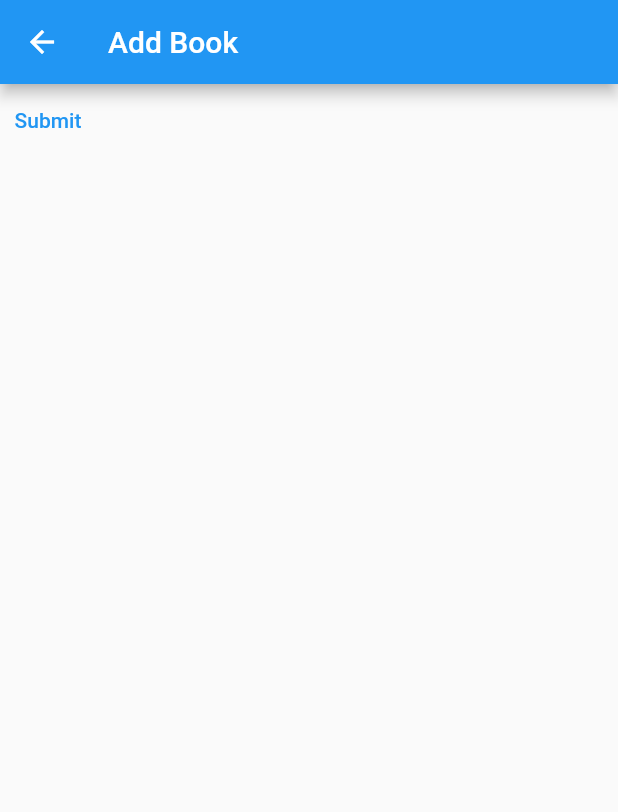
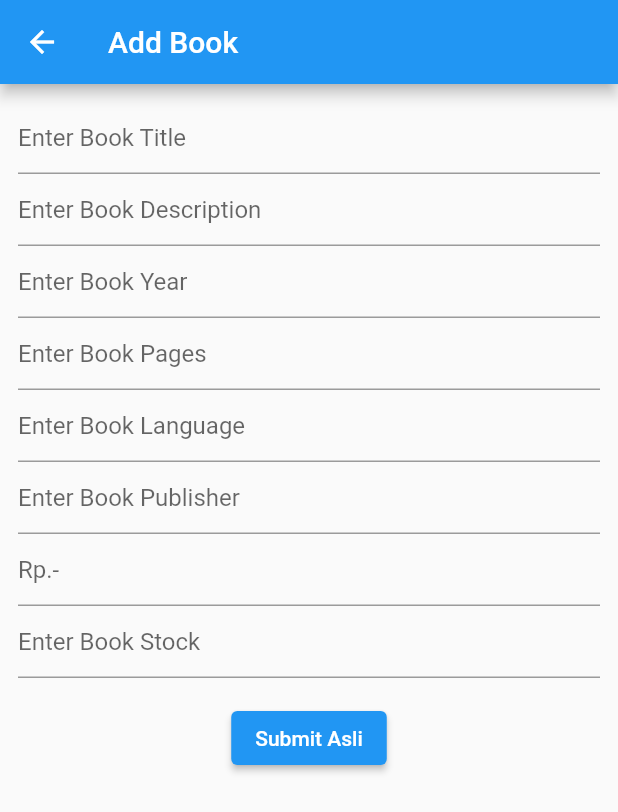
Before and after one commit to DASetya/flutter_api, a Flutter app: the BookFormScreen screen opened by its route, on a phone screen of 412 x 824 dp. Shown: the top 812 px of the screen. Run offline on Flutter 3.47's test engine with Material 2 defaults, Android fonts, the phone set to English and light mode, and no system bars; our stand-ins replace dio, form_field_validator.

Commit message:
Post data with form

```diff
--- /dev/null
+++ b/lib/data/repository/book_repository.dart
@@ -0,0 +1,11 @@
+import 'package:flutter_api/data/api/api_helper.dart';
+import 'package:flutter_api/data/model/book.dart';
+
+class BookRepository{
+  final ApiHelper _apiHelper = ApiHelper.INSTANCE;
+
+  Future<Book> addProduct(Book newBook) async{
+    final response = await _apiHelper.postData('/book', newBook.toMap());
+    return Book.fromMap(response);
+  }
+}
--- a/lib/presentation/book/book_form_screen.dart
+++ b/lib/presentation/book/book_form_screen.dart
@@ -1,19 +1,147 @@
 import 'package:flutter/material.dart';
+import 'package:flutter_api/data/model/book.dart';
+import 'package:flutter_api/data/repository/book_repository.dart';
+import 'package:flutter_api/presentation/book/book_view_model.dart';
+import 'package:flutter_api/widget/text_field_widget.dart';
+import 'package:form_field_validator/form_field_validator.dart';
 
 class BookFormScreen extends StatefulWidget {
-  const BookFormScreen({Key? key}) : super(key: key);
+  BookViewModel bookViewModel = BookViewModel();
 
   @override
   _BookFormScreenState createState() => _BookFormScreenState();
 }
 
 class _BookFormScreenState extends State<BookFormScreen> {
+
+  BookRepository _bookRepository = BookRepository();
+  TextEditingController bookTitle = new TextEditingController();
+  TextEditingController bookDescription = new TextEditingController();
+  TextEditingController bookYear = new TextEditingController();
+  TextEditingController bookPages = new TextEditingController();
+  TextEditingController bookLanguage = new TextEditingController();
+  TextEditingController bookPublisher = new TextEditingController();
+  TextEditingController bookPrice = new TextEditingController();
+  TextEditingController bookStock = new TextEditingController();
+  final GlobalKey<FormState> _formKey = GlobalKey<FormState>();
+
   @override
   Widget build(BuildContext context) {
     return Scaffold(
-      appBar: AppBar(title: Text('Add Book'),),
+      appBar: AppBar(
+        title: Text('Add Book'),
+      ),
       body: Container(
-        child: TextButton(onPressed: (){}, child: Text('Submit'),),
+        child: Column(
+          children: [
+            Padding(
+              padding: const EdgeInsets.all(12.0),
+              child: Form(
+                  key: _formKey,
+                  child: Expanded(
+                    child: Column(
+                      children: [
+                        TextFieldWidget(
+                          con: bookTitle,
+                          hint: 'Enter Book Title',
+                          validate: MultiValidator([
+                            RequiredValidator(errorText: "Please enter title"),
+                          ]),
+                        ),
+                        TextFieldWidget(
+                          con: bookDescription,
+                          hint: 'Enter Book Description',
+                          validate: MultiValidator([
+                            RequiredValidator(errorText: "Please enter description"),
+                          ]),
+                        ),
+                        TextFieldWidget(
+                          con: bookYear,
+                          hint: 'Enter Book Year',
+                          validate: MultiValidator([
+                            RequiredValidator(errorText: "Please enter year"),
+                          ]),
+                        ),
+                        TextFieldWidget(
+                          con: bookPages,
+                          hint: 'Enter Book Pages',
+                          validate: MultiValidator([
+                            RequiredValidator(errorText: "Please enter page"),
+                          ]),
+                        ),
+                        TextFieldWidget(
+                          con: bookLanguage,
+                          hint: 'Enter Book Language',
+                          validate: MultiValidator([
+                            RequiredValidator(errorText: "Please enter language"),
+                          ]),
+                        ),
+                        TextFieldWidget(
+                          con: bookPublisher,
+                          hint: 'Enter Book Publisher',
+                          validate: MultiValidator([
+                            RequiredValidator(errorText: "Please enter publisher"),
+                          ]),
+                        ),
+                        TextFieldWidget(
+                          con: bookPrice,
+                          hint: 'Rp.-',
+                          validate: MultiValidator([
+                            RequiredValidator(errorText: "Please enter price"),
+                          ]),
+                        ),
+                        TextFieldWidget(
+                          con: bookStock,
+                          hint: 'Enter Book Stock',
+                          validate: MultiValidator([
+                            RequiredValidator(errorText: "Please enter stock"),
+                          ]),
+                        ),
+                        Padding(
+                          padding: const EdgeInsets.all(16.0),
+                          child: ElevatedButton(
+                              onPressed: () {
+                                if (_formKey.currentState!.validate()) {
+                                  setState(() {
+                                    //_bookRepository.addProduct(new Book(title: bookTitle.text, description: bookDescription.text, year: bookYear, pages: pages, language: bookLanguage.text, publisher: bookPublisher.text, price: price, stock: stock))
+                                    widget.bookViewModel.addBook(Book(
+                                      title: bookTitle.text,
+                                      description: bookDescription.text,
+                                      year: int.parse(bookYear.text),
+                                      pages: int.parse(bookPages.text),
+                                      language: bookLanguage.text,
+                                      publisher: bookPublisher.text,
+                                      price: int.parse(bookPrice.text),
+                                      stock: int.parse(bookStock.text),
+                                    ));
+                                  });
+                                }
+                              },
+                              child: Text('Submit Asli')),
+                        ),
+                      ],
+                    ),
+                  )),
+            ),
+            // TextButton(
+            //   onPressed: () {
+            //     setState(() {
+            //       widget.bookViewModel.addBook(Book(
+            //         title: 'Kancil',
+            //         description: 'description',
+            //         year: 2008,
+            //         pages: 50,
+            //         language: 'English',
+            //         publisher: 'Gramedia',
+            //         price: 50000,
+            //         stock: 20,
+            //       ));
+            //     });
+            //   },
+            //   child: Text('Submit Dummy'),
+            // ),
+          ],
+        ),
       ),
     );
   }
--- /dev/null
+++ b/lib/presentation/book/book_view_model.dart
@@ -0,0 +1,11 @@
+import 'package:flutter_api/data/model/book.dart';
+import 'package:flutter_api/data/repository/book_repository.dart';
+
+class BookViewModel{
+  BookRepository _bookRepository = BookRepository();
+
+  addBook(Book newBook)async{
+    final newBookRegistered = await _bookRepository.addProduct(newBook);
+    print(newBookRegistered);
+  }
+}
--- /dev/null
+++ b/lib/widget/text_field_widget.dart
@@ -0,0 +1,19 @@
+import 'package:flutter/material.dart';
+
+class TextFieldWidget extends StatelessWidget {
+  final TextEditingController con;
+  final String? hint;
+  String? Function(String? value)? validate;
+  TextFieldWidget({Key? key, required this.con, this.hint, this.validate}) : super(key: key);
+
+  @override
+  Widget build(BuildContext context) {
+    return Container(
+      child: TextFormField(
+          controller: con,
+          decoration: InputDecoration(hintText: hint),
+          validator: validate
+      ),
+    );
+  }
+}
--- a/pubspec.yaml
+++ b/pubspec.yaml
@@ -30,6 +30,8 @@ dependencies:
   flutter:
     sdk: flutter
   dio: ^4.0.0
+  form_field_validator: ^1.1.0
+  intl: ^0.17.0
 
   # The following adds the Cupertino Icons font to your application.
   # Use with the CupertinoIcons class for iOS style icons.
```
Also changed, not shown: pubspec.lock.
